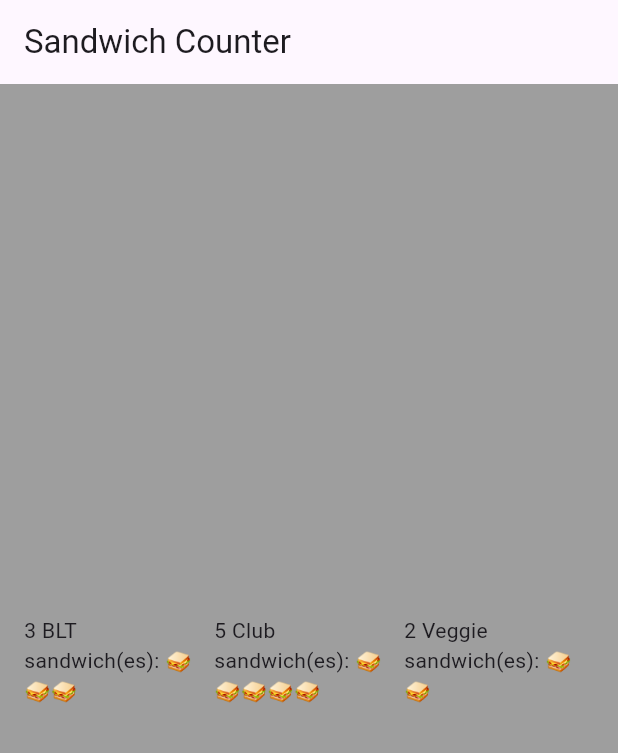
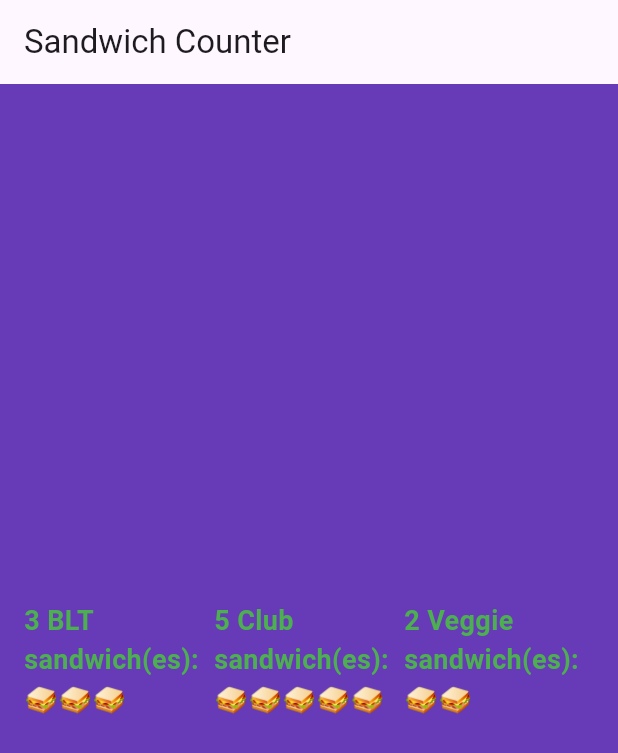
Before and after one commit to rzxv/sandwich_shop, a Flutter app: the screen it shows after launch, on a phone screen of 412 x 824 dp. Shown: the top 753 px of the screen. Run offline on Flutter 3.47's test engine with Material 3 defaults, Android fonts, the phone set to English and light mode, and no system bars.

Commit message:
Gave UI a better coloured look

```diff
--- a/lib/main.dart
+++ b/lib/main.dart
@@ -18,7 +18,7 @@ Widget build(BuildContext context) {
           child: Container(
             alignment: Alignment.center,
             padding: const EdgeInsets.all(16.0),
-          color: Colors.grey,
+            color: Colors.deepPurple,
             child: const Row(
               mainAxisAlignment: MainAxisAlignment.spaceBetween,
               crossAxisAlignment: CrossAxisAlignment.center,
@@ -43,7 +43,14 @@ class OrderItemDisplay extends StatelessWidget {
 
   @override
   Widget build(BuildContext context) {
-  return Text('$quantity $itemType sandwich(es): ${'🥪' * quantity}');
+    return Text(
+      '$quantity $itemType sandwich(es): ${'🥪' * quantity}',
+      style: const TextStyle(
+        color: Colors.green,
+        fontWeight: FontWeight.bold,
+        fontSize: 18.0,
+      ),
+    );
   }
 }
 
```
Lines whose indentation alone changed are shown as unchanged.
